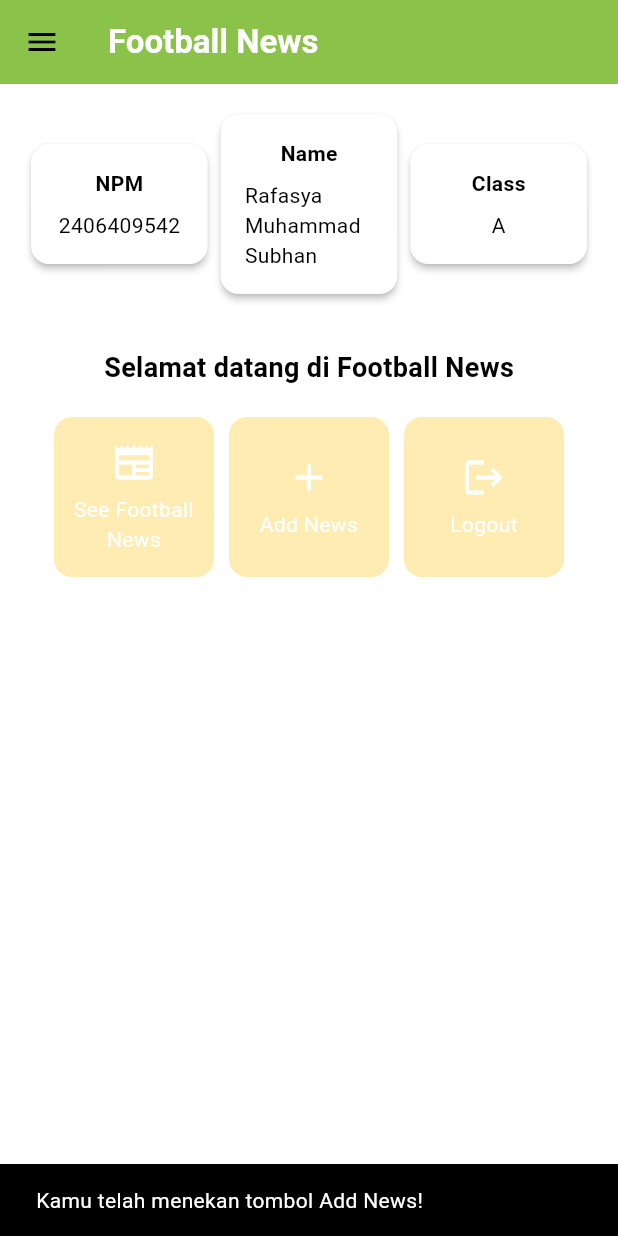
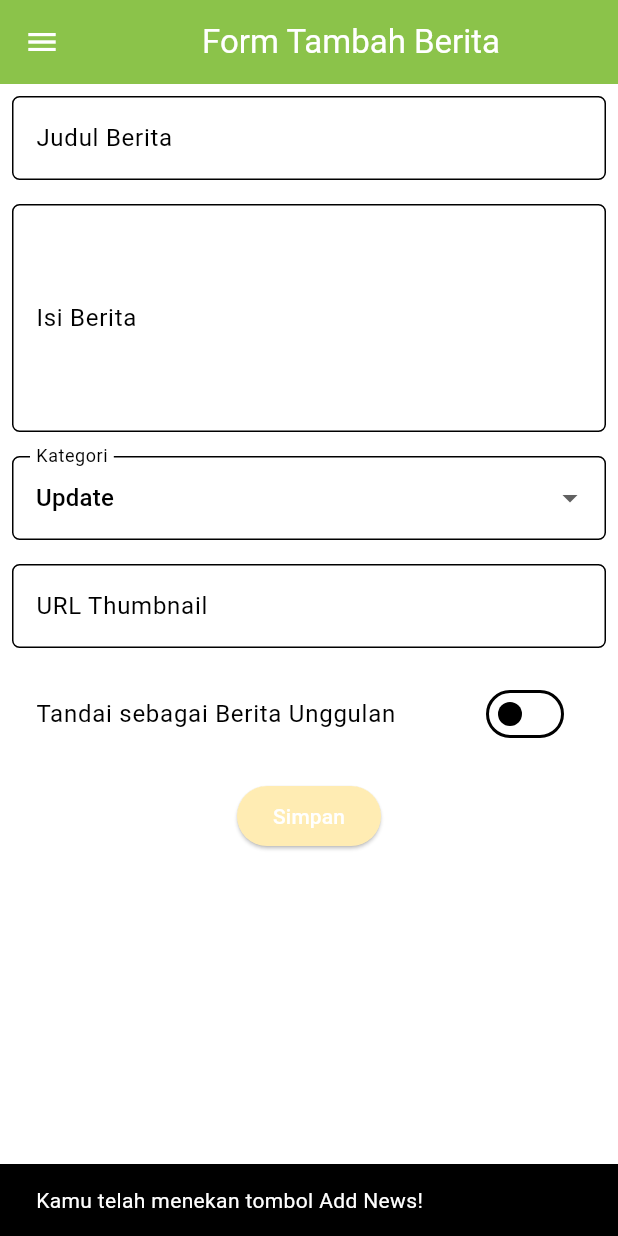
Before and after one commit to RafasyaSubhan/football-news-mobile, a Flutter app: the screen it shows after launch, after a tap on "Add News", on a phone screen of 412 x 824 dp. Run offline on Flutter 3.47's test engine with Material 3 defaults, Android fonts, the phone set to English and light mode, and no system bars.

Commit message:
Selesai tutorial 7

```diff
--- a/lib/main.dart
+++ b/lib/main.dart
@@ -1,5 +1,5 @@
 import 'package:flutter/material.dart';
-import 'package:football_news/menu.dart';
+import 'package:football_news/screens/menu.dart';
 
 void main() {
   runApp(const MyApp());
--- a/lib/menu.dart
+++ b/lib/screens/menu.dart
@@ -1,5 +1,6 @@
 import 'package:flutter/material.dart';
 import 'package:football_news/widgets/left_drawer.dart';
+import 'package:football_news/widgets/news_card.dart';
 
 class MyHomePage extends StatelessWidget {
     MyHomePage({super.key});
@@ -30,6 +31,7 @@ class MyHomePage extends StatelessWidget {
                 backgroundColor: Theme.of(context).colorScheme.primary,
               ),
               drawer: LeftDrawer(),
+
               // Body halaman dengan padding di sekelilingnya.
               body: Padding(
                 padding: const EdgeInsets.all(16.0),
@@ -132,56 +134,3 @@ class InfoCard extends StatelessWidget {
     );
   }
 }
-
-class ItemCard extends StatelessWidget {
-  // Menampilkan kartu dengan ikon dan nama.
-
-  final ItemHomepage item;
-
-  const ItemCard(this.item, {super.key});
-
-  @override
-  Widget build(BuildContext context) {
-    return Material(
-      // Menentukan warna latar belakang dari tema aplikasi.
-      color: Theme.of(context).colorScheme.secondary,
-      // Membuat sudut kartu melengkung.
-      borderRadius: BorderRadius.circular(12),
-
-      child: InkWell(
-        // Aksi ketika kartu ditekan.
-        onTap: () {
-          // Menampilkan pesan SnackBar saat kartu ditekan.
-          ScaffoldMessenger.of(context)
-            ..hideCurrentSnackBar()
-            ..showSnackBar(
-              SnackBar(content: Text("Kamu telah menekan tombol ${item.name}!"))
-            );
-        },
-        // Container untuk menyimpan Icon dan Text
-        child: Container(
-          padding: const EdgeInsets.all(8),
-          child: Center(
-            child: Column(
-              // Menyusun ikon dan teks di tengah kartu.
-              mainAxisAlignment: MainAxisAlignment.center,
-              children: [
-                Icon(
-                  item.icon,
-                  color: Colors.white,
-                  size: 30.0,
-                ),
-                const Padding(padding: EdgeInsets.all(3)),
-                Text(
-                  item.name,
-                  textAlign: TextAlign.center,
-                  style: const TextStyle(color: Colors.white),
-                ),
-              ],
-            ),
-          ),
-        ),
-      ),
-    );
-  }
-}
--- /dev/null
+++ b/lib/screens/newslist_form.dart
@@ -0,0 +1,213 @@
+import 'package:flutter/material.dart';
+import 'package:football_news/widgets/left_drawer.dart';
+
+class NewsFormPage extends StatefulWidget {
+  const NewsFormPage({super.key});
+
+  @override
+  State<NewsFormPage> createState() => _NewsFormPageState();
+}
+
+class _NewsFormPageState extends State<NewsFormPage> {
+  final _formKey = GlobalKey<FormState>();
+  String _title = "";
+  String _content = "";
+  String _category = "update"; // default
+  String _thumbnail = "";
+  bool _isFeatured = false; // default
+
+  final List<String> _categories = [
+    'transfer',
+    'update',
+    'exclusive',
+    'match',
+    'rumor',
+    'analysis',
+  ];
+  @override
+  Widget build(BuildContext context) {
+    return Scaffold(
+      appBar: AppBar(
+        title: const Center(
+          child: Text(
+            'Form Tambah Berita',
+          ),
+        ),
+        backgroundColor: Colors.lightGreen,
+        foregroundColor: Colors.white,
+      ),
+      drawer: LeftDrawer(),
+      body: Form(
+        key: _formKey,
+        child: SingleChildScrollView(
+          child: Column(
+            crossAxisAlignment: CrossAxisAlignment.start,
+            children:[
+              // === Title ===
+              Padding(
+                padding: const EdgeInsets.all(8.0),
+                child: TextFormField(
+                  decoration: InputDecoration(
+                    hintText: "Judul Berita",
+                    labelText: "Judul Berita",
+                    border: OutlineInputBorder(
+                      borderRadius: BorderRadius.circular(5.0),
+                    ),
+                  ),
+                  onChanged: (String? value) {
+                    setState(() {
+                      _title = value!;
+                    });
+                  },
+                  validator: (String? value) {
+                    if (value == null || value.isEmpty) {
+                      return "Judul tidak boleh kosong!";
+                    }
+                    return null;
+                  },
+                ),
+              ),
+              // === Content ===
+              Padding(
+                padding: const EdgeInsets.all(8.0),
+                child: TextFormField(
+                  maxLines: 5,
+                  decoration: InputDecoration(
+                    hintText: "Isi Berita",
+                    labelText: "Isi Berita",
+                    border: OutlineInputBorder(
+                      borderRadius: BorderRadius.circular(5.0),
+                    ),
+                  ),
+                  onChanged: (String? value) {
+                    setState(() {
+                      _content = value!;
+                    });
+                  },
+                  validator: (String? value) {
+                    if (value == null || value.isEmpty) {
+                      return "Isi berita tidak boleh kosong!";
+                    }
+                    return null;
+                  },
+                ),
+              ),
+
+              // === Category ===
+              Padding(
+                padding: const EdgeInsets.all(8.0),
+                child: DropdownButtonFormField<String>(
+                  decoration: InputDecoration(
+                    labelText: "Kategori",
+                    border: OutlineInputBorder(
+                      borderRadius: BorderRadius.circular(5.0),
+                    ),
+                  ),
+                  value: _category,
+                  items: _categories
+                      .map((cat) => DropdownMenuItem(
+                    value: cat,
+                    child: Text(
+                        cat[0].toUpperCase() + cat.substring(1)),
+                  ))
+                      .toList(),
+                  onChanged: (String? newValue) {
+                    setState(() {
+                      _category = newValue!;
+                    });
+                  },
+                ),
+              ),
+
+              // === Thumbnail URL ===
+              Padding(
+                padding: const EdgeInsets.all(8.0),
+                child: TextFormField(
+                  decoration: InputDecoration(
+                    hintText: "URL Thumbnail (opsional)",
+                    labelText: "URL Thumbnail",
+                    border: OutlineInputBorder(
+                      borderRadius: BorderRadius.circular(5.0),
+                    ),
+                  ),
+                  onChanged: (String? value) {
+                    setState(() {
+                      _thumbnail = value!;
+                    });
+                  },
+                ),
+              ),
+
+              // === Is Featured ===
+              Padding(
+                padding: const EdgeInsets.all(8.0),
+                child: SwitchListTile(
+                  title: const Text("Tandai sebagai Berita Unggulan"),
+                  value: _isFeatured,
+                  onChanged: (bool value) {
+                    setState(() {
+                      _isFeatured = value;
+                    });
+                  },
+                ),
+              ),
+
+              // === Tombol Simpan ===
+              Align(
+                alignment: Alignment.bottomCenter,
+                child: Padding(
+                  padding: const EdgeInsets.all(8.0),
+                  child: ElevatedButton(
+                    style: ButtonStyle(
+                      backgroundColor:
+                      MaterialStateProperty.all(Colors.amber.shade100),
+                    ),
+                    onPressed: () {
+                      if (_formKey.currentState!.validate()) {
+                        showDialog(
+                          context: context,
+                          builder: (context) {
+                            return AlertDialog(
+                              title: const Text('Berita berhasil disimpan!'),
+                              content: SingleChildScrollView(
+                                child: Column(
+                                  crossAxisAlignment:
+                                  CrossAxisAlignment.start,
+                                  children: [
+                                    Text('Judul: $_title'),
+                                    Text('Isi: $_content'),
+                                    Text('Kategori: $_category'),
+                                    Text('Thumbnail: $_thumbnail'),
+                                    Text(
+                                        'Unggulan: ${_isFeatured ? "Ya" : "Tidak"}'),
+                                  ],
+                                ),
+                              ),
+                              actions: [
+                                TextButton(
+                                  child: const Text('OK'),
+                                  onPressed: () {
+                                    Navigator.pop(context);
+                                    _formKey.currentState!.reset();
+                                  },
+                                ),
+                              ],
+                            );
+                          },
+                        );
+                      }
+                    },
+                    child: const Text(
+                      "Simpan",
+                      style: TextStyle(color: Colors.white),
+                    ),
+                  ),
+                ),
+              ),
+            ],
+          )
+        ),
+      )
+    );
+  }
+}
--- a/lib/widgets/left_drawer.dart
+++ b/lib/widgets/left_drawer.dart
@@ -1,5 +1,6 @@
 import 'package:flutter/material.dart';
-import 'package:football_news/menu.dart';
+import 'package:football_news/screens/menu.dart';
+import 'package:football_news/screens/newslist_form.dart';
 
 class LeftDrawer extends StatelessWidget {
   const LeftDrawer({super.key});
@@ -10,10 +11,8 @@ class LeftDrawer extends StatelessWidget {
       child: ListView(
         children: [
           const DrawerHeader(
-            // TODO: Bagian drawer header
-            const DrawerHeader(
             decoration: BoxDecoration(
-                color: Colors.blue,
+              color: Colors.lightGreen,
             ),
             child: Column(
               children: [
@@ -28,13 +27,15 @@ class LeftDrawer extends StatelessWidget {
                 ),
                 Padding(padding: EdgeInsets.all(10)),
                 Text("Seluruh berita sepak bola terkini di sini!",
-                    // TODO: Tambahkan gaya teks dengan center alignment, font ukuran 15, warna putih, dan weight biasa
+                  style: TextStyle(
+                    fontSize: 15,
+                    fontWeight: FontWeight.normal,
+                    color: Colors.white,
+                  ),
                 ),
               ],
             ),
           ),
-          ),
-          // TODO: Bagian routing
           ListTile(
             leading: const Icon(Icons.home_outlined),
             title: const Text('Home'),
@@ -52,10 +53,7 @@ class LeftDrawer extends StatelessWidget {
             title: const Text('Add News'),
             // Bagian redirection ke NewsFormPage
             onTap: () {
-              /*
-              TODO: Buatlah routing ke NewsFormPage di sini,
-              setelah halaman NewsFormPage sudah dibuat.
-              */
+              Navigator.push(context, MaterialPageRoute(builder: (context) => NewsFormPage()));
             },
           ),
         ],
--- /dev/null
+++ b/lib/widgets/news_card.dart
@@ -0,0 +1,60 @@
+import 'package:flutter/material.dart';
+import 'package:football_news/screens/newslist_form.dart';
+import 'package:football_news/screens/menu.dart';
+
+class ItemCard extends StatelessWidget {
+  // Menampilkan kartu dengan ikon dan nama.
+
+  final ItemHomepage item;
+
+  const ItemCard(this.item, {super.key});
+
+  @override
+  Widget build(BuildContext context) {
+    return Material(
+      // Menentukan warna latar belakang dari tema aplikasi.
+      color: Theme.of(context).colorScheme.secondary,
+      // Membuat sudut kartu melengkung.
+      borderRadius: BorderRadius.circular(12),
+
+      child: InkWell(
+        // Aksi ketika kartu ditekan.
+        onTap: () {
+          // Menampilkan pesan SnackBar saat kartu ditekan.
+          ScaffoldMessenger.of(context)
+            ..hideCurrentSnackBar()
+            ..showSnackBar(
+                SnackBar(content: Text("Kamu telah menekan tombol ${item.name}!"))
+            );
+          // Navigate ke route yang sesuai (tergantung jenis tombol)
+          if (item.name == "Add News") {
+            Navigator.push(context, MaterialPageRoute(builder: (context) => const NewsFormPage()));
+          }
+        },
+        // Container untuk menyimpan Icon dan Text
+        child: Container(
+          padding: const EdgeInsets.all(8),
+          child: Center(
+            child: Column(
+              // Menyusun ikon dan teks di tengah kartu.
+              mainAxisAlignment: MainAxisAlignment.center,
+              children: [
+                Icon(
+                  item.icon,
+                  color: Colors.white,
+                  size: 30.0,
+                ),
+                const Padding(padding: EdgeInsets.all(3)),
+                Text(
+                  item.name,
+                  textAlign: TextAlign.center,
+                  style: const TextStyle(color: Colors.white),
+                ),
+              ],
+            ),
+          ),
+        ),
+      ),
+    );
+  }
+}
```
Lines whose indentation alone changed are shown as unchanged.
